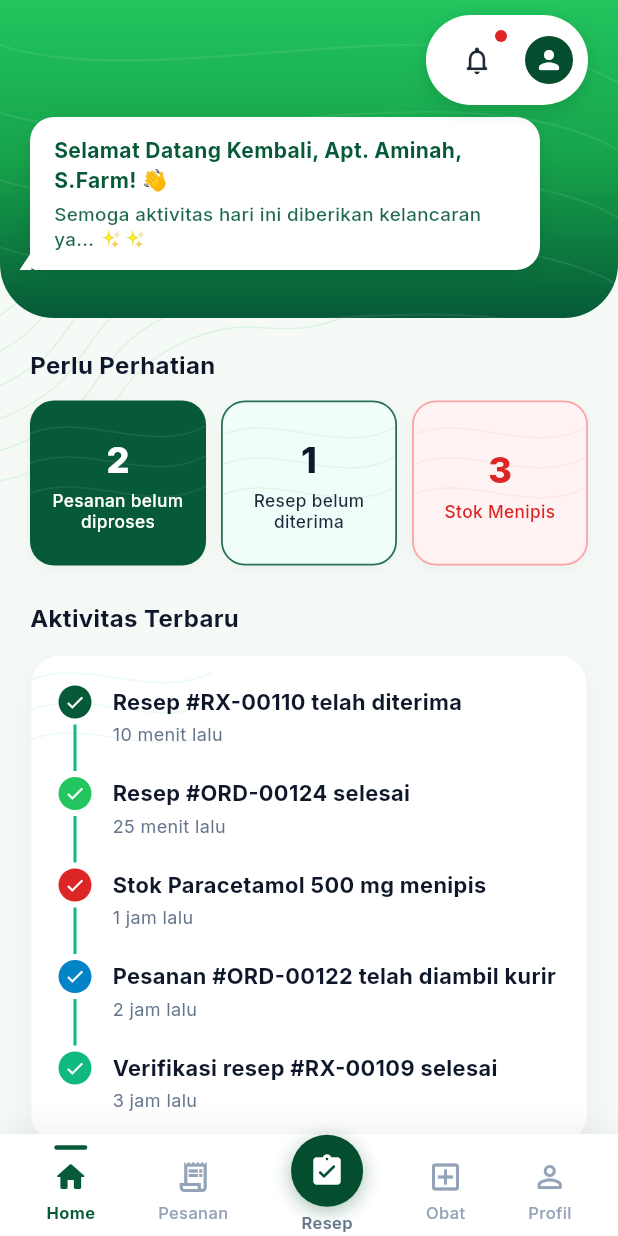
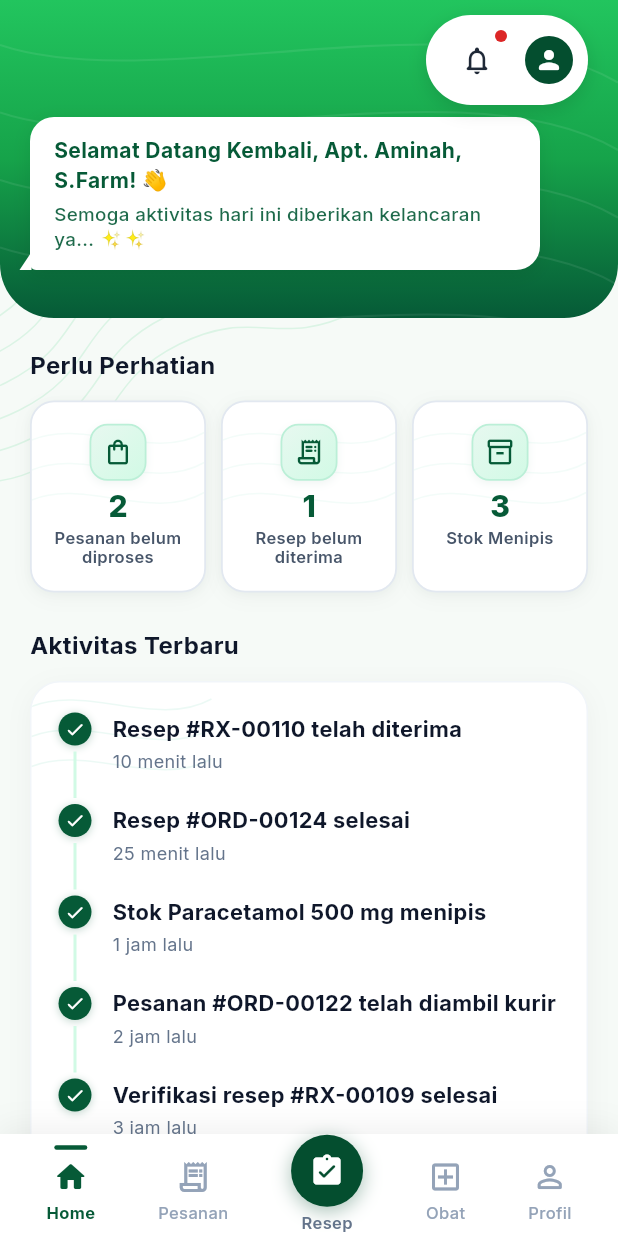
Before and after one commit to dhamar1980/Giat-Mobile, a Flutter app: the ApotekerHomeScreen screen opened directly, on a phone screen of 412 x 824 dp. Run offline on Flutter 3.47's test engine with Material 3 defaults, Android fonts, the phone set to English and light mode, and no system bars; our stand-ins replace google_fonts.

Commit message:
style: unify apotek home cards with dokter/pasien style and make timeline colors consistent

```diff
--- a/lib/screens/apotek/apoteker_home_screen.dart
+++ b/lib/screens/apotek/apoteker_home_screen.dart
@@ -423,7 +423,7 @@ class _ApotekerHomeScreenState extends State<ApotekerHomeScreen>
   }
 
   // ───────────────────────────────────────────────────────────────────────────
-  // SECTION 1: PERLU PERHATIAN (3 Summary Cards)
+  // SECTION 1: PERLU PERHATIAN (3 Summary Cards - Styled like Dokter & Pasien)
   // ───────────────────────────────────────────────────────────────────────────
   Widget _buildAttentionSection() {
     return Padding(
@@ -442,124 +442,40 @@ class _ApotekerHomeScreenState extends State<ApotekerHomeScreen>
           const SizedBox(height: 12),
           Row(
             children: [
-              // Card 1: Pesanan belum diproses (Dark Green)
+              // Card 1: Pesanan belum diproses
               Expanded(
-                child: _buildAttentionCard(
+                child: _AttentionCardItem(
                   count: '${ApotekMockData.orders.where((o) => o.status == ApotekOrderStatus.menunggu).length}',
                   title: 'Pesanan belum\ndiproses',
-                  bgColor: const Color(0xFF065A37),
-                  textColor: Colors.white,
-                  countColor: Colors.white,
-                  borderColor: null,
-                  watermarkColor: Colors.white.withOpacity(0.08),
+                  icon: Icons.shopping_bag_outlined,
                   onTap: () => _switchToTab(1, pesananTab: 0),
                 ),
               ),
               const SizedBox(width: 10),
 
-              // Card 2: Resep belum diterima (Light Mint/Blue with dark border)
+              // Card 2: Resep belum diterima
               Expanded(
-                child: _buildAttentionCard(
+                child: _AttentionCardItem(
                   count: '${ApotekMockData.recipes.where((r) => r.status == ApotekRecipeStatus.belumDiverifikasi).length}',
                   title: 'Resep belum\nditerima',
-                  bgColor: const Color(0xFFF0FDF9),
-                  textColor: const Color(0xFF1E293B),
-                  countColor: const Color(0xFF0F172A),
-                  borderColor: const Color(0xFF065A37).withOpacity(0.85),
-                  watermarkColor: const Color(0xFF065A37).withOpacity(0.06),
+                  icon: Icons.receipt_long_rounded,
                   onTap: () => _switchToTab(2, resepTab: 0),
                 ),
               ),
               const SizedBox(width: 10),
 
-              // Card 3: 3 Stok Menipis (Soft Red/Pink)
+              // Card 3: 3 Stok Menipis
               Expanded(
-                child: _buildAttentionCard(
+                child: _AttentionCardItem(
                   count: '3',
                   title: 'Stok Menipis',
-                  bgColor: const Color(0xFFFEF2F2),
-                  textColor: const Color(0xFFDC2626),
-                  countColor: const Color(0xFFDC2626),
-                  borderColor: const Color(0xFFFCA5A5),
-                  watermarkColor: const Color(0xFFDC2626).withOpacity(0.06),
+                  icon: Icons.inventory_2_outlined,
                   onTap: () => _switchToTab(3, obatFilter: 'Stock Menipis'),
                 ),
               ),
             ],
           ),
         ],
-      ),
-    );
-  }
-
-  Widget _buildAttentionCard({
-    required String count,
-    required String title,
-    required Color bgColor,
-    required Color textColor,
-    required Color countColor,
-    required Color? borderColor,
-    required Color watermarkColor,
-    required VoidCallback onTap,
-  }) {
-    return GestureDetector(
-      onTap: onTap,
-      child: Container(
-        height: 110,
-        decoration: BoxDecoration(
-          color: bgColor,
-          borderRadius: BorderRadius.circular(16),
-          border: borderColor != null ? Border.all(color: borderColor, width: 1.2) : null,
-          boxShadow: [
-            BoxShadow(
-              color: Colors.black.withOpacity(0.04),
-              blurRadius: 8,
-              offset: const Offset(0, 2),
-            ),
-          ],
-        ),
-        child: ClipRRect(
-          borderRadius: BorderRadius.circular(15),
-          child: Stack(
-            children: [
-              Positioned.fill(
-                child: CustomPaint(
-                  painter: _CardWavePainter(color: watermarkColor),
-                ),
-              ),
-              Center(
-                child: Padding(
-                  padding: const EdgeInsets.symmetric(horizontal: 6, vertical: 8),
-                  child: Column(
-                    mainAxisAlignment: MainAxisAlignment.center,
-                    children: [
-                      Text(
-                        count,
-                        style: GoogleFonts.inter(
-                          fontSize: 24,
-                          fontWeight: FontWeight.w800,
-                          color: countColor,
-                        ),
-                      ),
-                      const SizedBox(height: 4),
-                      Text(
-                        title,
-                        textAlign: TextAlign.center,
-                        maxLines: 2,
-                        style: GoogleFonts.inter(
-                          fontSize: 11.5,
-                          fontWeight: FontWeight.w500,
-                          color: textColor,
-                          height: 1.25,
-                        ),
-                      ),
-                    ],
-                  ),
-                ),
-              ),
-            ],
-          ),
-        ),
       ),
     );
   }
@@ -590,7 +506,7 @@ class _ApotekerHomeScreenState extends State<ApotekerHomeScreen>
               border: Border.all(color: const Color(0xFFF1F5F9)),
               boxShadow: [
                 BoxShadow(
-                  color: Colors.black.withOpacity(0.04),
+                  color: Colors.black.withValues(alpha: 0.04),
                   blurRadius: 14,
                   offset: const Offset(0, 4),
                 ),
@@ -605,7 +521,7 @@ class _ApotekerHomeScreenState extends State<ApotekerHomeScreen>
                     left: 0,
                     child: CustomPaint(
                       size: const Size(120, 80),
-                      painter: _CardWavePainter(color: const Color(0xFF10B981).withOpacity(0.08)),
+                      painter: _CardWavePainter(color: const Color(0xFF10B981).withValues(alpha: 0.08)),
                     ),
                   ),
                   Padding(
@@ -615,35 +531,35 @@ class _ApotekerHomeScreenState extends State<ApotekerHomeScreen>
                         _buildTimelineItem(
                           title: 'Resep #RX-00110 telah diterima',
                           time: '10 menit lalu',
-                          circleColor: const Color(0xFF065A37),
+                          circleColor: _darkGreen,
                           showLineBelow: true,
                           onTap: () => _switchToTab(2, resepTab: 1),
                         ),
                         _buildTimelineItem(
                           title: 'Resep #ORD-00124 selesai',
                           time: '25 menit lalu',
-                          circleColor: const Color(0xFF22C55E),
+                          circleColor: _darkGreen,
                           showLineBelow: true,
                           onTap: () => _switchToTab(1, pesananTab: 2),
                         ),
                         _buildTimelineItem(
                           title: 'Stok Paracetamol 500 mg menipis',
                           time: '1 jam lalu',
-                          circleColor: const Color(0xFFDC2626),
+                          circleColor: _darkGreen,
                           showLineBelow: true,
                           onTap: () => _switchToTab(3, obatFilter: 'Stock Menipis'),
                         ),
                         _buildTimelineItem(
                           title: 'Pesanan #ORD-00122 telah diambil kurir',
                           time: '2 jam lalu',
-                          circleColor: const Color(0xFF0284C7),
+                          circleColor: _darkGreen,
                           showLineBelow: true,
                           onTap: () => _switchToTab(1, pesananTab: 1),
                         ),
                         _buildTimelineItem(
                           title: 'Verifikasi resep #RX-00109 selesai',
                           time: '3 jam lalu',
-                          circleColor: const Color(0xFF10B981),
+                          circleColor: _darkGreen,
                           showLineBelow: false,
                           onTap: () => _switchToTab(2, resepTab: 2),
                         ),
@@ -680,9 +596,16 @@ class _ApotekerHomeScreenState extends State<ApotekerHomeScreen>
                   decoration: BoxDecoration(
                     color: circleColor,
                     shape: BoxShape.circle,
+                    boxShadow: [
+                      BoxShadow(
+                        color: circleColor.withValues(alpha: 0.25),
+                        blurRadius: 4,
+                        offset: const Offset(0, 1),
+                      ),
+                    ],
                   ),
                   child: const Center(
-                    child: Icon(Icons.check, size: 14, color: Colors.white),
+                    child: Icon(Icons.check_rounded, size: 14, color: Colors.white),
                   ),
                 ),
                 if (showLineBelow)
@@ -690,7 +613,7 @@ class _ApotekerHomeScreenState extends State<ApotekerHomeScreen>
                     child: Container(
                       width: 2,
                       margin: const EdgeInsets.symmetric(vertical: 4),
-                      color: const Color(0xFF10B981),
+                      color: const Color(0xFFD1FAE5),
                     ),
                   ),
               ],
@@ -975,3 +898,153 @@ class _ApotekerHeaderCurvePainter extends CustomPainter {
   @override
   bool shouldRepaint(covariant CustomPainter oldDelegate) => false;
 }
+
+// ─────────────────────────────────────────────────────────────────────────────
+// ATTENTION CARD ITEM (Styled like Dokter & Pasien Quick Action Cards)
+// ─────────────────────────────────────────────────────────────────────────────
+
+class _AttentionCardItem extends StatefulWidget {
+  final String count;
+  final String title;
+  final IconData icon;
+  final VoidCallback onTap;
+
+  const _AttentionCardItem({
+    required this.count,
+    required this.title,
+    required this.icon,
+    required this.onTap,
+  });
+
+  @override
+  State<_AttentionCardItem> createState() => _AttentionCardItemState();
+}
+
+class _AttentionCardItemState extends State<_AttentionCardItem> {
+  bool _isPressed = false;
+
+  @override
+  Widget build(BuildContext context) {
+    return GestureDetector(
+      behavior: HitTestBehavior.opaque,
+      onTapDown: (_) => setState(() => _isPressed = true),
+      onTapUp: (_) {
+        setState(() => _isPressed = false);
+        widget.onTap();
+      },
+      onTapCancel: () => setState(() => _isPressed = false),
+      child: AnimatedScale(
+        scale: _isPressed ? 0.94 : 1.0,
+        duration: const Duration(milliseconds: 120),
+        curve: Curves.easeInOut,
+        child: Container(
+          height: 128,
+          decoration: BoxDecoration(
+            color: Colors.white,
+            borderRadius: BorderRadius.circular(16),
+            border: Border.all(
+              color: const Color(0xFFE2E8F0),
+              width: 1.2,
+            ),
+            boxShadow: [
+              BoxShadow(
+                color: Colors.black.withValues(alpha: 0.04),
+                blurRadius: 10,
+                offset: const Offset(0, 3),
+              ),
+              BoxShadow(
+                color: const Color(0xFF065A37).withValues(alpha: 0.03),
+                blurRadius: 4,
+                offset: const Offset(0, 1),
+              ),
+            ],
+          ),
+          child: ClipRRect(
+            borderRadius: BorderRadius.circular(15),
+            child: Stack(
+              children: [
+                Positioned.fill(
+                  child: CustomPaint(
+                    painter: _CardWavePainter(
+                      color: const Color(0xFF10B981).withValues(alpha: 0.05),
+                    ),
+                  ),
+                ),
+                Center(
+                  child: Padding(
+                    padding: const EdgeInsets.symmetric(horizontal: 6, vertical: 10),
+                    child: Column(
+                      mainAxisAlignment: MainAxisAlignment.center,
+                      children: [
+                        // Soft mint gradient icon box matching Dokter & Pasien
+                        Container(
+                          width: 38,
+                          height: 38,
+                          decoration: BoxDecoration(
+                            borderRadius: BorderRadius.circular(12),
+                            gradient: const LinearGradient(
+                              begin: Alignment.topLeft,
+                              end: Alignment.bottomRight,
+                              colors: [
+                                Color(0xFFE8F8F0),
+                                Color(0xFFD1FAE5),
+                              ],
+                            ),
+                            border: Border.all(
+                              color: const Color(0xFFBBEFD7),
+                              width: 1.2,
+                            ),
+                            boxShadow: [
+                              BoxShadow(
+                                color: const Color(0xFF065A37).withValues(alpha: 0.06),
+                                blurRadius: 4,
+                                offset: const Offset(0, 2),
+                              ),
+                            ],
+                          ),
+                          child: Center(
+                            child: Icon(
+                              widget.icon,
+                              size: 20,
+                              color: const Color(0xFF065A37),
+                            ),
+                          ),
+                        ),
+                        const SizedBox(height: 6),
+                        Text(
+                          widget.count,
+                          style: GoogleFonts.inter(
+                            fontSize: 20,
+                            fontWeight: FontWeight.w800,
+                            color: const Color(0xFF065A37),
+                            height: 1.1,
+                          ),
+                        ),
+                        const SizedBox(height: 3),
+                        SizedBox(
+                          height: 28,
+                          child: Text(
+                            widget.title,
+                            textAlign: TextAlign.center,
+                            maxLines: 2,
+                            overflow: TextOverflow.ellipsis,
+                            style: GoogleFonts.inter(
+                              fontSize: 11,
+                              fontWeight: FontWeight.w600,
+                              color: const Color(0xFF475569),
+                              height: 1.2,
+                            ),
+                          ),
+                        ),
+                      ],
+                    ),
+                  ),
+                ),
+              ],
+            ),
+          ),
+        ),
+      ),
+    );
+  }
+}
```
